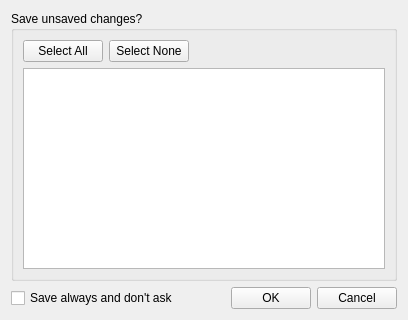
The window that editor/gui/dlgsave.ui (ensisoft/detonator) describes before a commit, drawn with Qt 5.
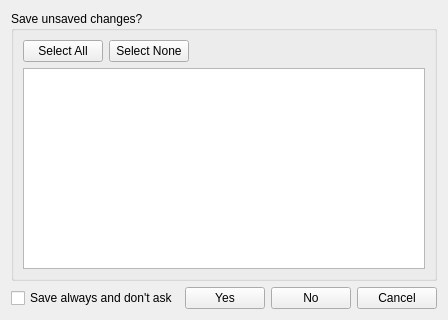
The same window after the commit. Icons and pictures are not drawn.

Commit message:
Refactor save changes dialog in GSEditor
Refactor save changes dialog in GSEditor. It makes sense to have
yes/no/cancel as the possible resolutions instead of just yes/no.

Patch:
```diff
--- a/editor/gui/dlgsave.ui
+++ b/editor/gui/dlgsave.ui
@@ -82,7 +82,14 @@
      <item>
       <widget class="QPushButton" name="btnAccept">
        <property name="text">
-        <string>OK</string>
+        <string>Yes</string>
+       </property>
+      </widget>
+     </item>
+     <item>
+      <widget class="QPushButton" name="btnNo">
+       <property name="text">
+        <string>No</string>
        </property>
       </widget>
      </item>
```
Left out of the diff: 15 changed lines with no effect on the pictures. The commit also changes 3 other files.
